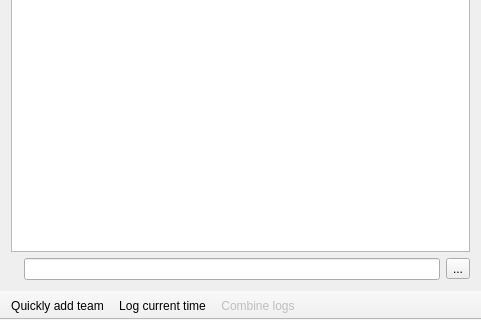
This is mainwindow.ui in FrankMamuda/ketoevent as Qt 5 draws it before an edit; both pictures show x 0 to 481 and y 142 to 462 of the 481 by 462 pixel window. The edited form follows.
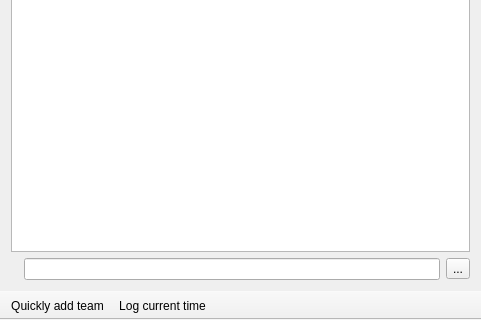
This is the edited form. Icons and pictures are not drawn. Custom widgets are drawn as their Qt base class.

Patch:
```diff
--- a/mainwindow.ui
+++ b/mainwindow.ui
@@ -174,7 +174,6 @@
    </attribute>
    <addaction name="actionAddQuick"/>
    <addaction name="actionLogTime"/>
-   <addaction name="actionCombine"/>
   </widget>
   <action name="actionTeams">
    <property name="icon">
@@ -251,18 +250,6 @@
     <string>Log current time</string>
    </property>
   </action>
-  <action name="actionCombine">
-   <property name="enabled">
-    <bool>false</bool>
-   </property>
-   <property name="icon">
-    <iconset resource="resources.qrc">
-     <normaloff>:/icons/combos</normaloff>:/icons/combos</iconset>
-   </property>
-   <property name="text">
-    <string>Combine logs</string>
-   </property>
-  </action>
   <action name="actionDone">
    <property name="icon">
     <iconset resource="resources.qrc">
```
